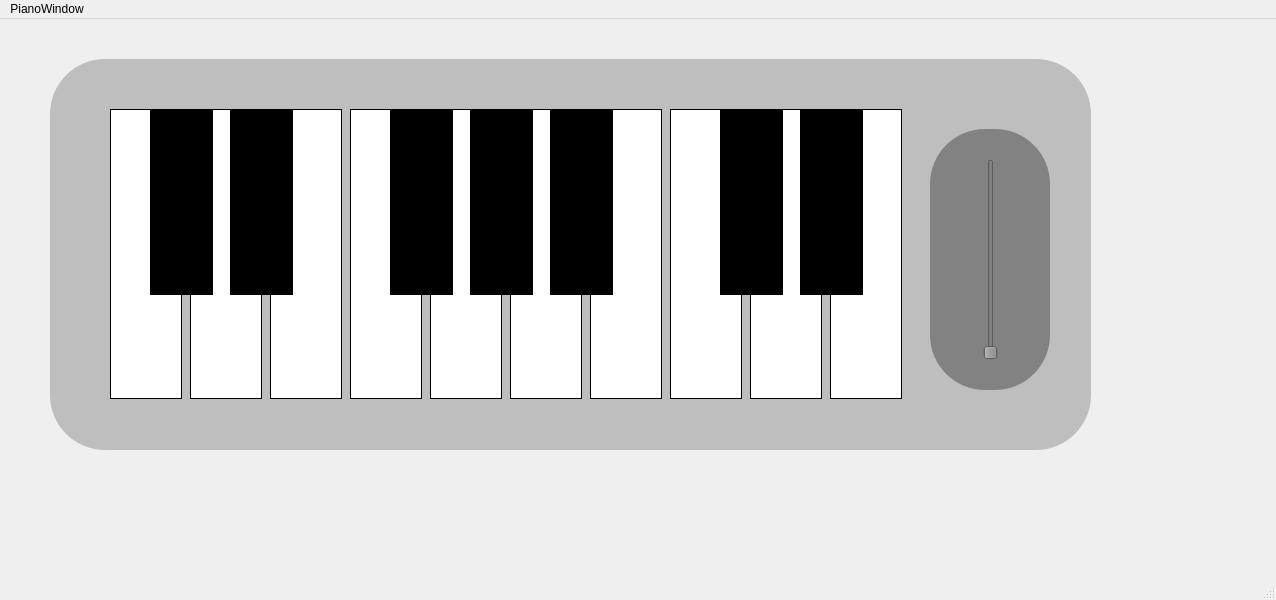
This is mainwindow.ui in technovore007/PianoApp as Qt 5 draws it before an edit. The edited form follows.
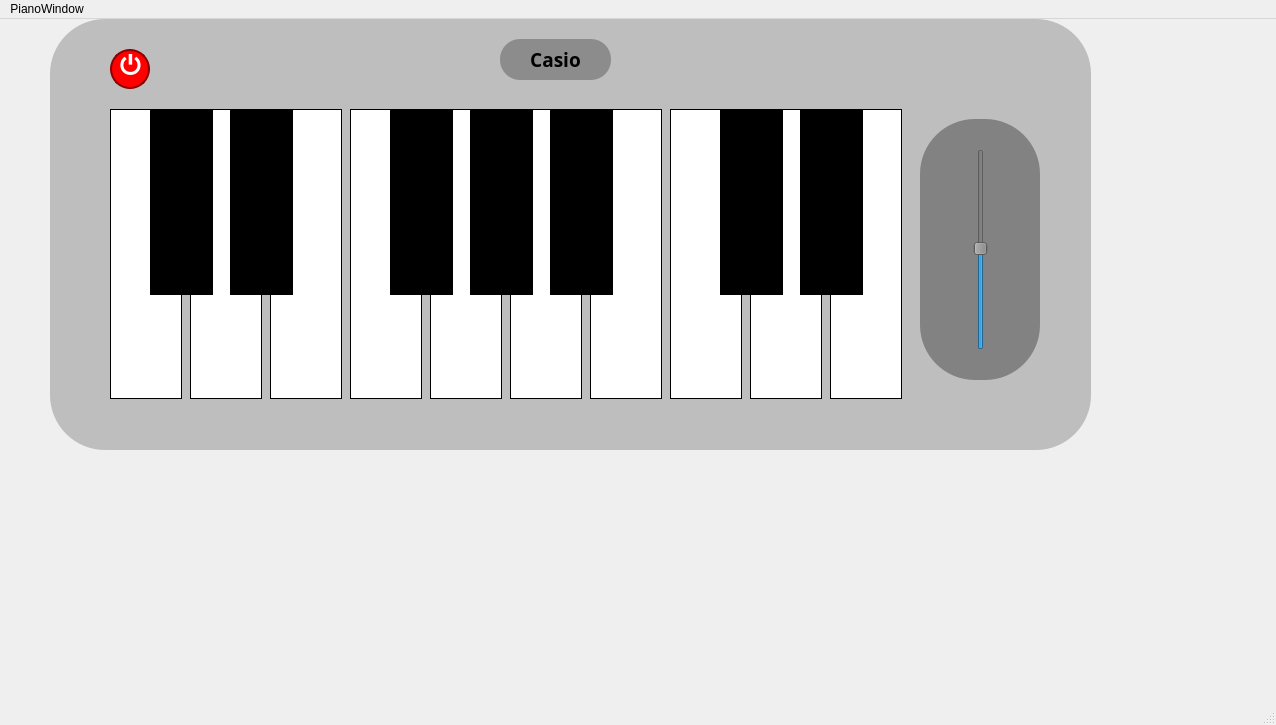
This is the edited form.

Commit message: added power button and label

Patch:
```diff
--- a/mainwindow.ui
+++ b/mainwindow.ui
@@ -7,7 +7,7 @@
     <x>0</x>
     <y>0</y>
     <width>1276</width>
-    <height>600</height>
+    <height>725</height>
    </rect>
   </property>
   <property name="windowTitle">
@@ -571,11 +571,18 @@
     <property name="geometry">
      <rect>
       <x>50</x>
-      <y>40</y>
+      <y>0</y>
       <width>1041</width>
-      <height>391</height>
+      <height>431</height>
      </rect>
     </property>
+    <property name="font">
+     <font>
+      <family>ROG Fonts STRIX SCAR</family>
+      <italic>false</italic>
+      <fontweight>ExtraBold</fontweight>
+     </font>
+    </property>
     <property name="styleSheet">
      <string notr="true">background-color: rgb(190, 190, 190);
 border-radius: 55px;
@@ -584,8 +591,8 @@
     <widget class="QFrame" name="frame">
      <property name="geometry">
       <rect>
-       <x>880</x>
-       <y>70</y>
+       <x>870</x>
+       <y>100</y>
        <width>120</width>
        <height>261</height>
       </rect>
@@ -609,11 +616,96 @@
         <height>201</height>
        </rect>
       </property>
+      <property name="sliderPosition">
+       <number>50</number>
+      </property>
       <property name="orientation">
        <enum>Qt::Orientation::Vertical</enum>
       </property>
      </widget>
     </widget>
+    <widget class="QPushButton" name="PowerButton">
+     <property name="geometry">
+      <rect>
+       <x>60</x>
+       <y>30</y>
+       <width>40</width>
+       <height>40</height>
+      </rect>
+     </property>
+     <property name="sizePolicy">
+      <sizepolicy hsizetype="Minimum" vsizetype="Minimum">
+       <horstretch>0</horstretch>
+       <verstretch>0</verstretch>
+      </sizepolicy>
+     </property>
+     <property name="font">
+      <font>
+       <family>ROG Fonts STRIX SCAR</family>
+       <pointsize>-1</pointsize>
+       <bold>true</bold>
+       <stylestrategy>PreferAntialias</stylestrategy>
+      </font>
+     </property>
+     <property name="styleSheet">
+      <string notr="true">QPushButton#PowerButton {
+    background-color: red;                  /* OFF */
+    border-radius: 20px;
+    border: 2px solid darkred;
+    color: white;
+    font-size: 24px;
+}
+
+QPushButton#PowerButton:checked {
+    background-color: green;                /* ON */
+    border: 2px solid darkgreen;
+	border-radius: 20px;
+}
+</string>
+     </property>
+     <property name="text">
+      <string>⏻</string>
+     </property>
+     <property name="iconSize">
+      <size>
+       <width>25</width>
+       <height>25</height>
+      </size>
+     </property>
+     <property name="checkable">
+      <bool>true</bool>
+     </property>
+    </widget>
+    <widget class="QLabel" name="label">
+     <property name="geometry">
+      <rect>
+       <x>450</x>
+       <y>20</y>
+       <width>111</width>
+       <height>41</height>
+      </rect>
+     </property>
+     <property name="font">
+      <font>
+       <family>ROG Fonts STRIX SCAR</family>
+       <pointsize>14</pointsize>
+       <bold>true</bold>
+      </font>
+     </property>
+     <property name="styleSheet">
+      <string notr="true">background-color:rgb(140, 140, 140);
+border-radius: 20px;</string>
+     </property>
+     <property name="text">
+      <string>Casio</string>
+     </property>
+     <property name="textFormat">
+      <enum>Qt::TextFormat::PlainText</enum>
+     </property>
+     <property name="alignment">
+      <set>Qt::AlignmentFlag::AlignCenter</set>
+     </property>
+    </widget>
    </widget>
    <zorder>PianoBody</zorder>
    <zorder>btn_C</zorder>
```
The commit also changes 37 other files.
